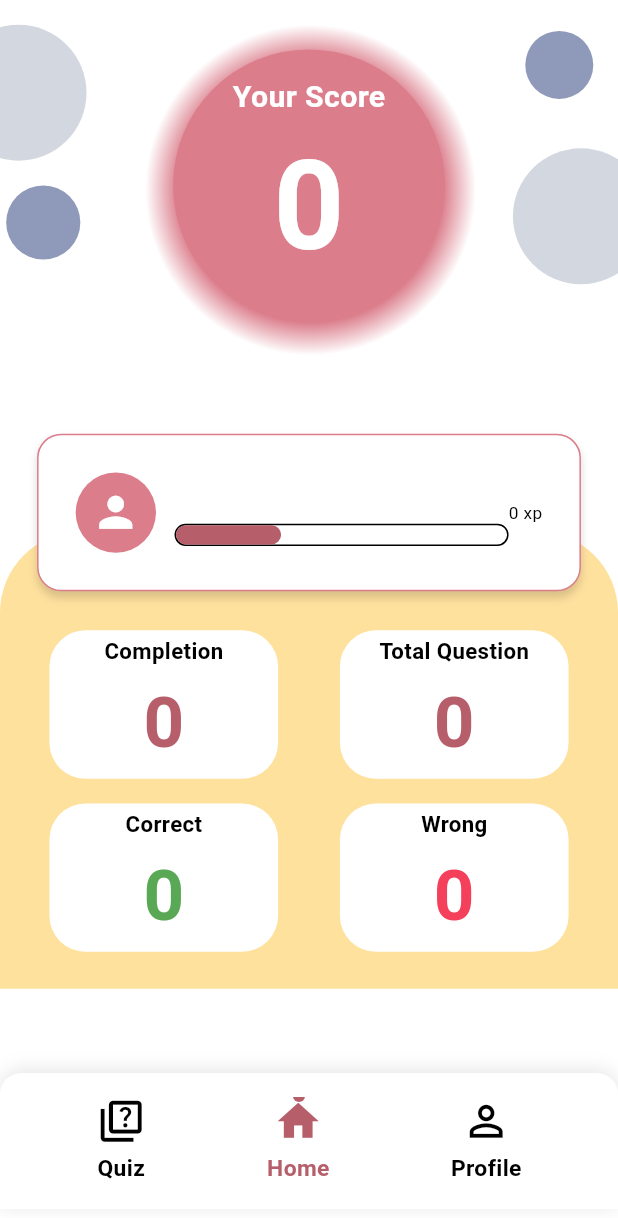
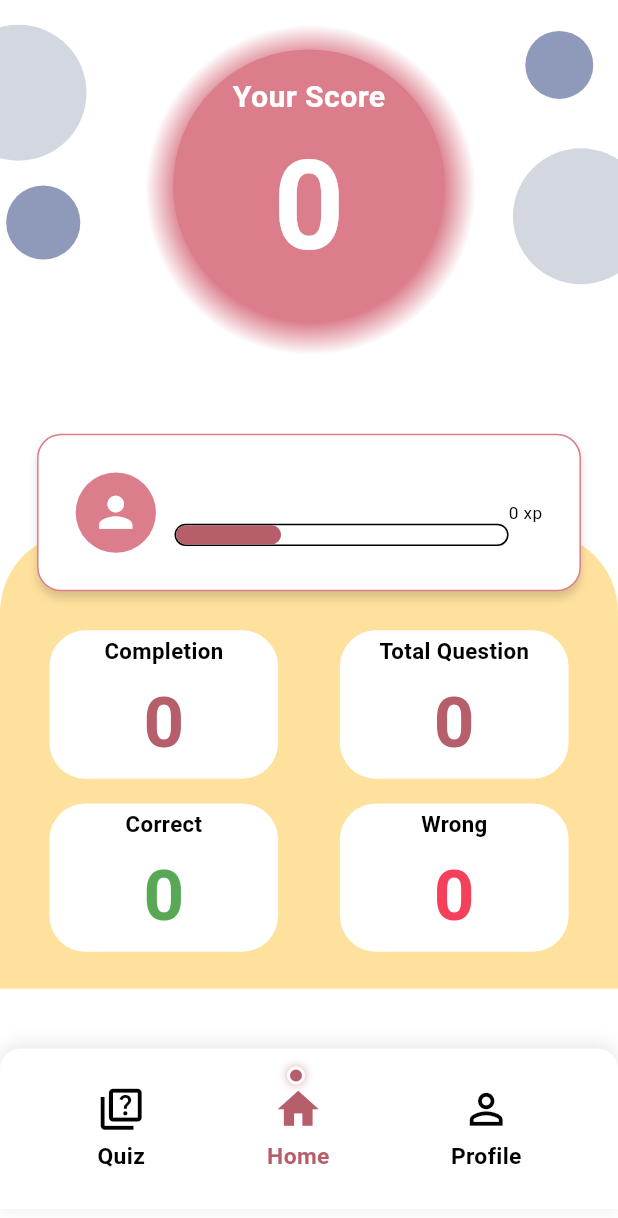
Before and after one commit to rielyta/quibble, a Flutter app: the HomeScreen screen opened directly, on a phone screen of 412 x 824 dp. Shown: the top 1218 px of the screen. Run offline on Flutter 3.47's test engine with Material 3 defaults, Android fonts, the phone set to English and light mode, and no system bars; our stand-ins replace shared_preferences; accounts and stored records are empty; Roboto replaces fonts that are missing (SF Pro).

Commit message:
style: meiningkatkan visibilitas indikator aktif pada navigation bar

```diff
--- a/lib/widgets/navigation_bar.dart
+++ b/lib/widgets/navigation_bar.dart
@@ -17,7 +17,7 @@ class CustomNavigationBar extends StatelessWidget {
 
     return Container(
       width: screenWidth,
-      height: screenHeight * 0.11,
+      height: screenHeight * 0.13,
       decoration: BoxDecoration(
         color: Colors.white,
         borderRadius: const BorderRadius.vertical(
@@ -90,7 +90,8 @@ class CustomNavigationBar extends StatelessWidget {
           mainAxisSize: MainAxisSize.min,
           children: [
             Stack(
-              alignment: Alignment.topRight,
+              alignment: Alignment.center,
+              clipBehavior: Clip.none,
               children: [
                 Icon(
                   isActive ? activeIcon : icon,
@@ -99,17 +100,28 @@ class CustomNavigationBar extends StatelessWidget {
                       : Colors.black,
                   size: screenWidth * 0.08,
                 ),
-                // Dot indicator for active item
+                // Dot indicator
                 if (isActive)
                   Positioned(
-                    top: -5,
+                    top: -12,
                     right: 12,
                     child: Container(
-                      width: 8,
-                      height: 9,
-                      decoration: const BoxDecoration(
-                        color: Color(0xFFB65E6A),
+                      width: 12,
+                      height: 12,
+                      decoration: BoxDecoration(
+                        color: const Color(0xFFB65E6A),
                         shape: BoxShape.circle,
+                        border: Border.all(
+                          color: Colors.white,
+                          width: 2,
+                        ),
+                        boxShadow:  [
+                          BoxShadow(
+                            color: Color(0xFFB65E6A).withValues(alpha: 0.4 ),
+                            blurRadius: 4,
+                            spreadRadius: 1,
+                          )
+                        ]
                       ),
                     ),
                   ),
```
